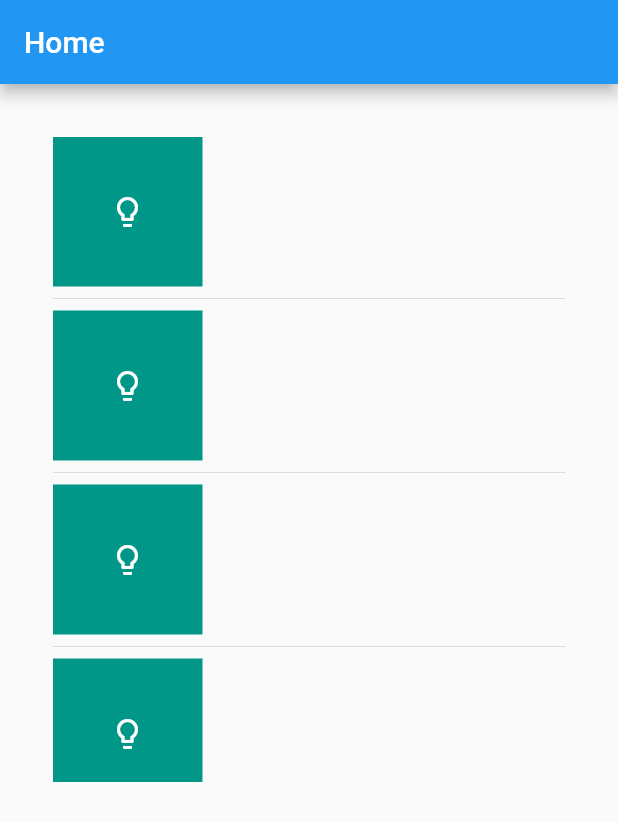
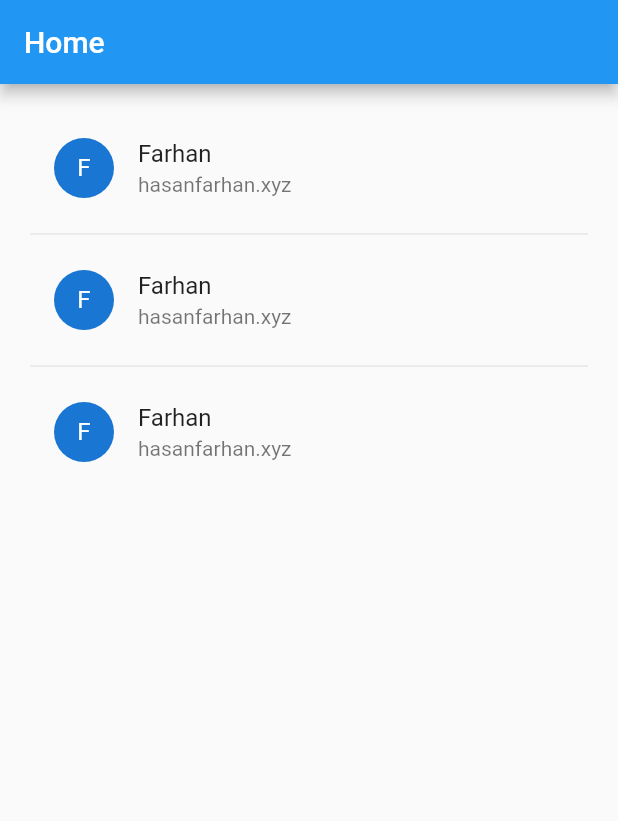
Before and after one commit to farhan00hm/flutter_practice, a Flutter app: the screen it shows after launch, on a phone screen of 412 x 824 dp. Shown: the top 821 px of the screen. Run offline on Flutter 3.47's test engine with Material 2 defaults, Android fonts, the phone set to English and light mode, and no system bars.

Commit message:
Tutorial 08 - ListTile

```diff
--- a/lib/main.dart
+++ b/lib/main.dart
@@ -32,20 +32,36 @@ class HomePage extends StatelessWidget{
         body: Column(
           children: [
             Container(
-              padding: EdgeInsets.all(35),
+              padding: EdgeInsets.all(20),
               height: 500,
               child: ListView(
-                scrollDirection: Axis.vertical,
-                children: [
-                  _cell(),
+                children: const [
+                  ListTile(
+                    leading: CircleAvatar(
+                      child: Text("F"),
+                    ),
+                    title: Text("Farhan"),
+                    subtitle: Text("hasanfarhan.xyz"),
+                    // onTap: (){},
+                  ),
                   Divider(),
-                  _cell(),
+                  ListTile(
+                    leading: CircleAvatar(
+                      child: Text("F"),
+                    ),
+                    title: Text("Farhan"),
+                    subtitle: Text("hasanfarhan.xyz"),
+                    // onTap: (){},
+                  ),
                   Divider(),
-                  _cell(),
-                  Divider(),
-                  _cell(),
-                  Divider(),
-                  _cell(),
+                  ListTile(
+                    leading: CircleAvatar(
+                      child: Text("F"),
+                    ),
+                    title: Text("Farhan"),
+                    subtitle: Text("hasanfarhan.xyz"),
+                    // onTap: (){},
+                  ),
                 ],
               ),
             )
```
